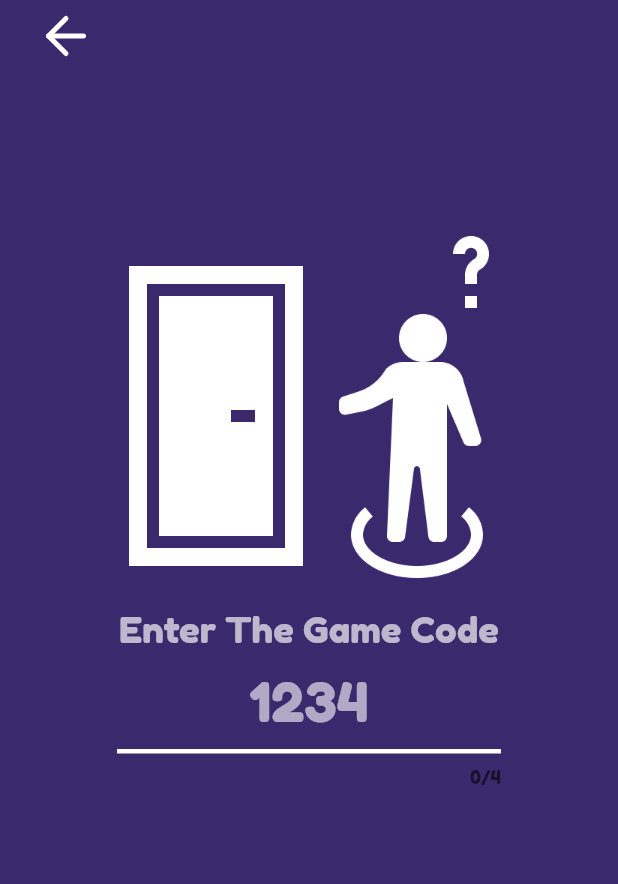
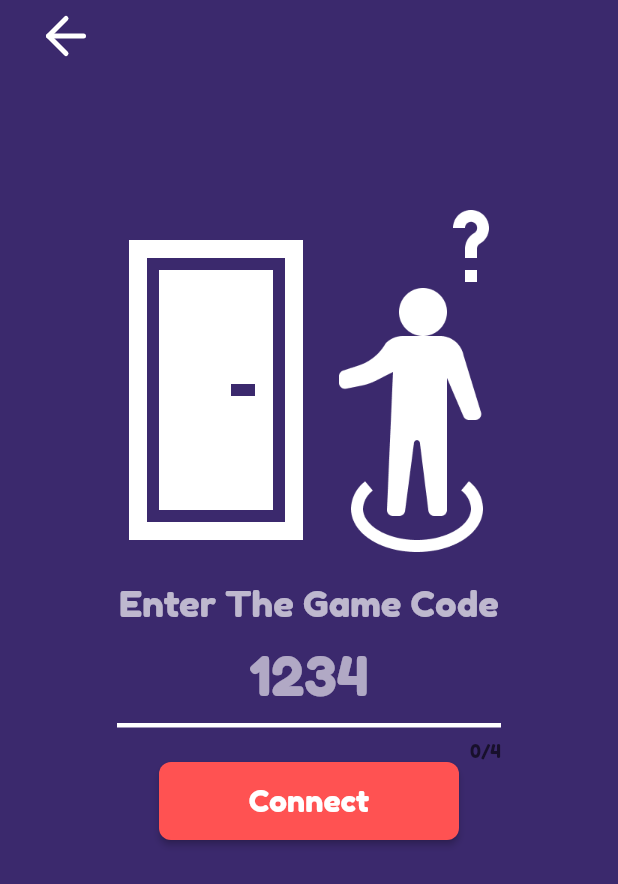
Before and after one commit to VardanMelkonyan/MonoHoly, a Flutter app: the JoinToParty screen opened directly, on a phone screen of 412 x 824 dp. Shown: the top 884 px of the screen. Run offline on Flutter 3.47's test engine with Material 2 defaults, Android fonts, the phone set to English and light mode, and no system bars; our stand-ins replace flutter_feather_icons.

Commit message:
Update for iOS

```diff
--- a/lib/pages/enter_the_game.dart
+++ b/lib/pages/enter_the_game.dart
@@ -2,6 +2,7 @@ import 'package:flutter/material.dart';
 import 'package:flutter_feather_icons/flutter_feather_icons.dart';
 import 'package:monoholy/model/utility.dart';
 import 'package:monoholy/pages/name.dart';
+import 'package:monoholy/widgets/just_button.dart';
 
 class JoinToParty extends StatefulWidget {
   JoinToParty({Key key}) : super(key: key);
@@ -11,6 +12,13 @@ class JoinToParty extends StatefulWidget {
 }
 
 class _JoinToPartyState extends State<JoinToParty> {
+  String number;
+
+  void _submit() {
+    //TODO: do shit
+    Navigator.push(context, MaterialPageRoute(builder: (context) => Name()));
+  }
+
   @override
   Widget build(BuildContext context) {
     return Scaffold(
@@ -52,10 +60,11 @@ class _JoinToPartyState extends State<JoinToParty> {
                     width: 256,
                     child: TextField(
                       textInputAction: TextInputAction.go,
+                      onChanged: (code) {
+                        number = code;
+                      },
                       onSubmitted: (code) {
-                        //TODO: Send request to server in order to connect
-                        Navigator.push(context,
-                            MaterialPageRoute(builder: (context) => Name()));
+                        _submit();
                       },
                       keyboardType: TextInputType.number,
                       maxLength: 4,
@@ -85,6 +94,14 @@ class _JoinToPartyState extends State<JoinToParty> {
                           )),
                     ),
                   ),
+                  JustButton(
+                    text: Text(
+                      "Connect",
+                      style: TextStyle(fontSize: 20, color: Colors.white),
+                    ),
+                    color: Colors.redAccent,
+                    onPressed: _submit,
+                  ),
                   Spacer(
                     flex: 2,
                   ),
--- a/lib/pages/loby.dart
+++ b/lib/pages/loby.dart
@@ -1,7 +1,6 @@
 import 'package:flutter/material.dart';
 import 'package:monoholy/model/utility.dart';
 import 'package:monoholy/pages/info.dart';
-import 'package:monoholy/pages/login.dart';
 import 'package:monoholy/widgets/just_button.dart';
 
 class LobyScreen extends StatefulWidget {
--- a/lib/widgets/auction_dialog.dart
+++ b/lib/widgets/auction_dialog.dart
@@ -20,7 +20,6 @@ AlertDialog auctionDialog(BuildContext context, int pId, Function onSubmit) {
         child: Padding(
           padding: const EdgeInsets.all(15.0),
           child: SizedBox(
-            height: 504,
             child: Column(
               children: [
                 Image.asset('assets/properties/$pId.jpg'),
```
